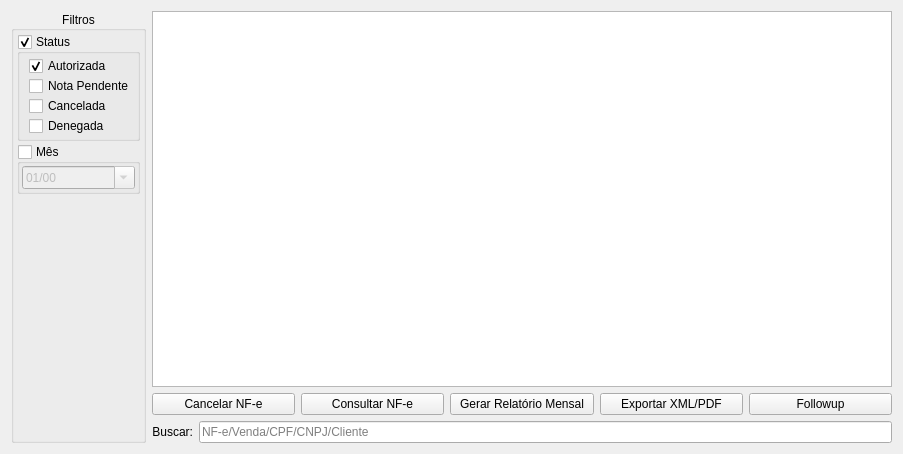
Old version of the form ui/widgetnfesaida.ui in the repository darktorres/ERP-STACCATO.
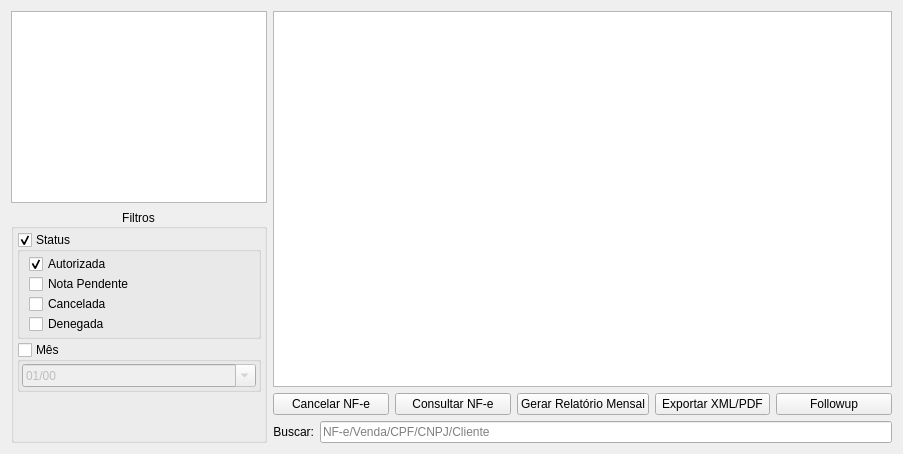
New version of the form. Custom widgets are drawn as their Qt base class.

Patch:
```diff
--- a/ui/widgetnfesaida.ui
+++ b/ui/widgetnfesaida.ui
@@ -14,72 +14,31 @@
    <string>Form</string>
   </property>
   <layout class="QGridLayout" name="gridLayout_2">
-   <item row="1" column="1" colspan="2">
-    <layout class="QGridLayout" name="gridLayout">
-     <item row="0" column="1">
-      <widget class="QPushButton" name="pushButtonConsultarNFe">
-       <property name="text">
-        <string>Consultar NF-e</string>
-       </property>
-      </widget>
-     </item>
-     <item row="0" column="2">
-      <widget class="QPushButton" name="pushButtonRelatorio">
-       <property name="enabled">
-        <bool>true</bool>
-       </property>
-       <property name="text">
-        <string>Gerar Relatório Mensal</string>
-       </property>
-      </widget>
-     </item>
-     <item row="0" column="0">
-      <widget class="QPushButton" name="pushButtonCancelarNFe">
-       <property name="text">
-        <string>Cancelar NF-e</string>
-       </property>
-      </widget>
-     </item>
-     <item row="0" column="3">
-      <widget class="QPushButton" name="pushButtonExportar">
-       <property name="text">
-        <string>Exportar XML/PDF</string>
-       </property>
-      </widget>
-     </item>
-     <item row="0" column="4">
-      <widget class="QPushButton" name="pushButtonFollowup">
-       <property name="text">
-        <string>Followup</string>
-       </property>
-      </widget>
-     </item>
-    </layout>
-   </item>
-   <item row="2" column="1">
-    <widget class="QLabel" name="labelBusca">
-     <property name="enabled">
-      <bool>true</bool>
-     </property>
-     <property name="text">
-      <string>Buscar:</string>
-     </property>
-     <property name="alignment">
-      <set>Qt::AlignRight|Qt::AlignTrailing|Qt::AlignVCenter</set>
-     </property>
-    </widget>
-   </item>
-   <item row="2" column="2">
-    <widget class="LineEdit" name="lineEditBusca">
-     <property name="enabled">
-      <bool>true</bool>
-     </property>
-     <property name="placeholderText">
-      <string>NF-e/Venda/CPF/CNPJ/Cliente</string>
-     </property>
-    </widget>
-   </item>
    <item row="0" column="0" rowspan="3">
+    <layout class="QVBoxLayout" name="verticalLayout_2">
+     <item>
+      <widget class="TableView" name="tableResumo">
+       <property name="sizePolicy">
+        <sizepolicy hsizetype="Maximum" vsizetype="Maximum">
+         <horstretch>0</horstretch>
+         <verstretch>0</verstretch>
+        </sizepolicy>
+       </property>
+       <property name="editTriggers">
+        <set>QAbstractItemView::NoEditTriggers</set>
+       </property>
+       <property name="selectionMode">
+        <enum>QAbstractItemView::NoSelection</enum>
+       </property>
+       <property name="selectionBehavior">
+        <enum>QAbstractItemView::SelectRows</enum>
+       </property>
+       <property name="sortingEnabled">
+        <bool>false</bool>
+       </property>
+      </widget>
+     </item>
+     <item>
     <widget class="QGroupBox" name="groupBox">
      <property name="title">
       <string>Filtros</string>
@@ -244,7 +203,9 @@
      </layout>
     </widget>
    </item>
-   <item row="0" column="1" colspan="2">
+    </layout>
+   </item>
+   <item row="0" column="1">
     <widget class="TableView" name="table">
      <property name="mouseTracking">
       <bool>true</bool>
@@ -260,6 +221,75 @@
      </property>
     </widget>
    </item>
+   <item row="1" column="1">
+    <layout class="QGridLayout" name="gridLayout">
+     <item row="0" column="1">
+      <widget class="QPushButton" name="pushButtonConsultarNFe">
+       <property name="text">
+        <string>Consultar NF-e</string>
+       </property>
+      </widget>
+     </item>
+     <item row="0" column="2">
+      <widget class="QPushButton" name="pushButtonRelatorio">
+       <property name="enabled">
+        <bool>true</bool>
+       </property>
+       <property name="text">
+        <string>Gerar Relatório Mensal</string>
+       </property>
+      </widget>
+     </item>
+     <item row="0" column="0">
+      <widget class="QPushButton" name="pushButtonCancelarNFe">
+       <property name="text">
+        <string>Cancelar NF-e</string>
+       </property>
+      </widget>
+     </item>
+     <item row="0" column="3">
+      <widget class="QPushButton" name="pushButtonExportar">
+       <property name="text">
+        <string>Exportar XML/PDF</string>
+       </property>
+      </widget>
+     </item>
+     <item row="0" column="4">
+      <widget class="QPushButton" name="pushButtonFollowup">
+       <property name="text">
+        <string>Followup</string>
+       </property>
+      </widget>
+     </item>
+    </layout>
+   </item>
+   <item row="2" column="1">
+    <layout class="QHBoxLayout" name="horizontalLayout">
+     <item>
+      <widget class="QLabel" name="labelBusca">
+       <property name="enabled">
+        <bool>true</bool>
+       </property>
+       <property name="text">
+        <string>Buscar:</string>
+       </property>
+       <property name="alignment">
+        <set>Qt::AlignRight|Qt::AlignTrailing|Qt::AlignVCenter</set>
+       </property>
+      </widget>
+     </item>
+     <item>
+      <widget class="LineEdit" name="lineEditBusca">
+       <property name="enabled">
+        <bool>true</bool>
+       </property>
+       <property name="placeholderText">
+        <string>NF-e/Venda/CPF/CNPJ/Cliente</string>
+       </property>
+      </widget>
+     </item>
+    </layout>
+   </item>
   </layout>
  </widget>
  <customwidgets>
```
Lines whose indentation alone changed are shown as unchanged.
